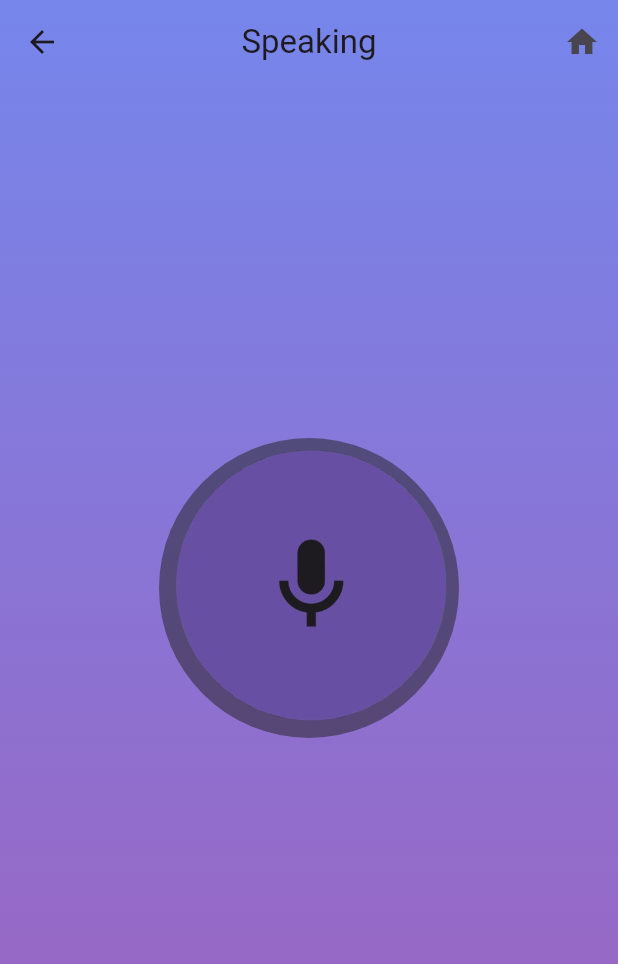
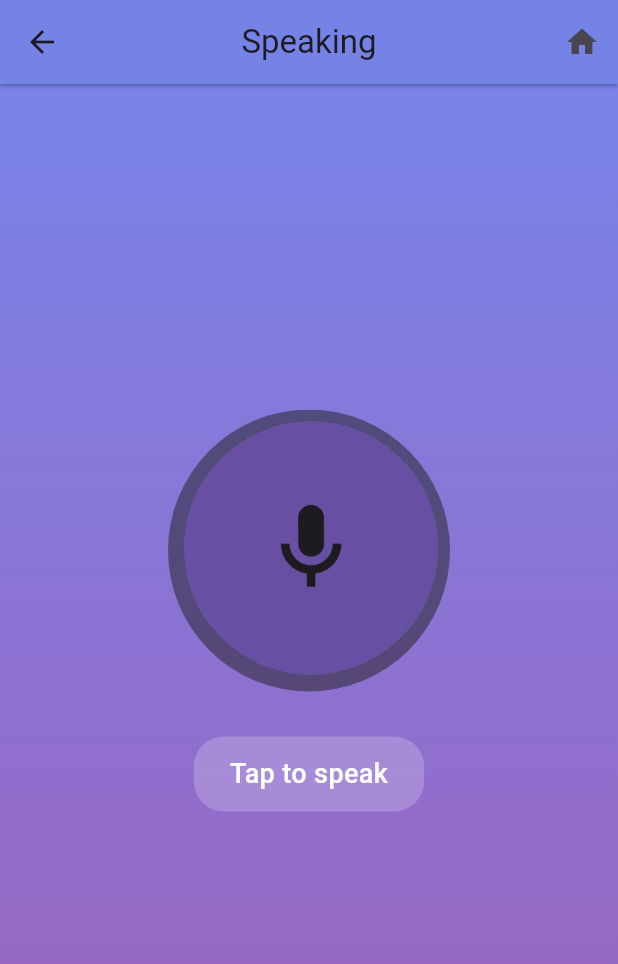
Before and after one commit to TsalemisIasonas/LinguaChat, a Flutter app: the SpeakingScreen screen opened directly, on a phone screen of 412 x 824 dp. Shown: the top 964 px of the screen. Run offline on Flutter 3.47's test engine with Material 3 defaults, Android fonts, the phone set to English and light mode, and no system bars; our stand-ins replace audioplayers, cloud_firestore, firebase_auth, firebase_core, flutter_tts, geocoding and 3 more; accounts and stored records are empty.

Commit message:
Speaking Complete

```diff
--- /dev/null
+++ b/lib/config/api_keys.dart
@@ -0,0 +1,3 @@
+// API Keys - DO NOT commit this file to version control
+const String openAiApiKey =
+    "";
--- a/lib/constants/prompts.dart
+++ b/lib/constants/prompts.dart
@@ -23,3 +23,23 @@ Translation: Leave one empty line, then provide the English translation of your
 
 You should start the conversation by greeting me and asking a simple question like "How are you?" or "What is your name?" in $language.''';
 }
+
+String getSpeakingInitialPrompt(String language, String userLevel) {
+  String finalLevel = switch (userLevel) {
+    'Beginner' => 'a complete beginner',
+    'Intermediate' => 'an intermediate learner',
+    'Advanced' => 'an advanced learner',
+    _ => 'a language learner',
+  };
+
+  return '''Act as my conversation partner in $language. I am $finalLevel.
+
+Your goal is to maintain a fluid, natural conversation. Follow these constraints:
+1. The user will speak first. Wait for their message and respond naturally to what they say.
+2. Respond ONLY in $language.
+3. Do not provide any English translations, corrections, or explanations.
+4. Do not use any labels, prefixes, or notes.
+5. Keep your responses short and engaging (1-2 sentences) to facilitate a back-and-forth voice dialogue.
+6. Respond naturally to whatever topic the user brings up.
+''';
+}
--- a/lib/screens/speaking_screen.dart
+++ b/lib/screens/speaking_screen.dart
@@ -42,7 +42,17 @@ class _SpeakingScreenState extends State<SpeakingScreen> {
   void _initializeTts() async {
     String languageCode = currentUser.language.ttsCode;
     await _flutterTts.setLanguage(languageCode);
-    await _flutterTts.setSpeechRate(0.5);
+
+    // Set speech rate based on language
+    double speechRate = switch (languageCode) {
+      'it-IT' => 1.5,      // Italian - faster
+      'fr-FR' => 0.8,      // French - slower
+      'de-DE' => 1.0,      // German - normal
+      'en-US' => 1.0,      // English - normal
+      _ => 1.0,            // Default - normal
+    };
+
+    await _flutterTts.setSpeechRate(speechRate);
     await _flutterTts.setVolume(1.0);
     await _flutterTts.setPitch(1.0);
 
@@ -56,7 +66,7 @@ class _SpeakingScreenState extends State<SpeakingScreen> {
 
   void _initializeConversation() {
     // Add the initial tutor prompt to conversation history
-    final initialPrompt = getTutorInitialPrompt(currentUser.language.label, currentUser.level.name);
+    final initialPrompt = getSpeakingInitialPrompt(currentUser.language.label, currentUser.level.name);
     conversationHistory.add({
       "role": "system",
       "content": initialPrompt,
@@ -64,6 +74,15 @@ class _SpeakingScreenState extends State<SpeakingScreen> {
   }
 
   Future<void> _toggleListening() async {
+    // If processing, stop everything
+    if (_isProcessing) {
+      setState(() {
+        _isProcessing = false;
+        _transcribedText = '';
+      });
+      return;
+    }
+
     // If currently speaking, stop it
     if (_isSpeaking) {
       await _flutterTts.stop();
@@ -74,16 +93,32 @@ class _SpeakingScreenState extends State<SpeakingScreen> {
     }
 
     if (_isListening) {
+      // Stop listening and wait for final transcription
       await _speech.stop();
-      setState(() {
-        _isListening = false;
-      });
+
+      // Give speech recognition time to finalize the transcription
+      await Future.delayed(const Duration(milliseconds: 500));
 
       if (_transcribedText.isNotEmpty) {
-        await _processAndSpeak(_transcribedText);
+        final textToProcess = _transcribedText;
         setState(() {
+          _isListening = false;
           _transcribedText = '';
+          _isProcessing = true;
         });
+        await _processAndSpeak(textToProcess);
+      } else {
+        setState(() {
+          _isListening = false;
+        });
+        if (mounted) {
+          ScaffoldMessenger.of(context).showSnackBar(
+            const SnackBar(
+              content: Text('No speech detected. Please speak and try again.'),
+              duration: Duration(seconds: 2),
+            ),
+          );
+        }
       }
     } else {
       // Request microphone permission
@@ -125,8 +160,8 @@ class _SpeakingScreenState extends State<SpeakingScreen> {
   }
 
   Future<void> _processAndSpeak(String text) async {
+    // _isProcessing is already set to true before calling this function
     setState(() {
-      _isProcessing = true;
       messages.add(ChatMessage(text: text, type: MessageType.sent));
     });
 
@@ -181,8 +216,9 @@ class _SpeakingScreenState extends State<SpeakingScreen> {
       extendBodyBehindAppBar: true,
       appBar: AppBar(
         centerTitle: true,
-        backgroundColor: Colors.transparent,
-        elevation: 0,
+        backgroundColor: gradientColorStart,
+        elevation: 1,
+        shadowColor: Colors.black,
         title: const Text('Speaking'),
         actions: [
           IconButton(
@@ -220,63 +256,55 @@ class _SpeakingScreenState extends State<SpeakingScreen> {
                     height: 200,
                     decoration: BoxDecoration(
                       shape: BoxShape.circle,
-                      border: _isListening
-                          ? Border.all(
-                              color: Colors.white,
-                              width: 4,
-                            )
-                          : null,
+                      border: Border.all(
+                        color: _isListening ? Colors.white : Colors.transparent,
+                        width: 6,
+                      ),
                     ),
-                    child: ClipOval(
-                      child: Image.asset(
-                        'assets/images/microphone_logo.png',
-                        fit: BoxFit.cover,
+                    child: Padding(
+                      padding: const EdgeInsets.all(0),
+                      child: Container(
+                        decoration: const BoxDecoration(
+                          shape: BoxShape.circle,
+                        ),
+                        child: ClipOval(
+                          child: Image.asset(
+                            'assets/images/microphone_logo.png',
+                            fit: BoxFit.cover,
+                          ),
+                        ),
                       ),
                     ),
                   ),
                 ),
                 const SizedBox(height: 24),
 
-                // // Status text
-                // if (_isListening)
-                //   const Text(
-                //     'Listening...',
-                //     style: TextStyle(
-                //       color: Colors.white,
-                //       fontSize: 20,
-                //       fontWeight: FontWeight.bold,
-                //     ),
-                //   ),
-                // if (_isProcessing)
-                //   const Text(
-                //     'Processing...',
-                //     style: TextStyle(
-                //       color: Colors.white,
-                //       fontSize: 20,
-                //       fontWeight: FontWeight.bold,
-                //     ),
-                //   ),
+                // Status indicator
+                Container(
+                  padding: const EdgeInsets.symmetric(horizontal: 24, vertical: 12),
+                  decoration: BoxDecoration(
+                    color: Colors.white.withOpacity(0.2),
+                    borderRadius: BorderRadius.circular(20),
+                  ),
+                  child: Text(
+                    _isListening
+                        ? (_transcribedText.isEmpty ? '🎤 Listening...' : '🎤 "$_transcribedText"')
+                        : _isProcessing
+                            ? '⏳ Processing...'
+                            : _isSpeaking
+                                ? '🔊 Speaking...'
+                                : 'Tap to speak',
+                    style: const TextStyle(
+                      color: Colors.white,
+                      fontSize: 18,
+                      fontWeight: FontWeight.w500,
+                    ),
+                  ),
+                ),
 
                 const SizedBox(height: 16),
 
-                // Transcribed text
-                // if (_transcribedText.isNotEmpty)
-                //   Container(
-                //     margin: const EdgeInsets.symmetric(horizontal: 24),
-                //     padding: const EdgeInsets.all(16),
-                //     decoration: BoxDecoration(
-                //       color: Colors.white.withOpacity(0.2),
-                //       borderRadius: BorderRadius.circular(12),
-                //     ),
-                //     child: Text(
-                //       _transcribedText,
-                //       style: const TextStyle(
-                //         color: Colors.white,
-                //         fontSize: 16,
-                //       ),
-                //       textAlign: TextAlign.center,
-                //     ),
-                //   ),
+
               ],
             ),
           ),
```
Also changed, not shown: 1 other file.
